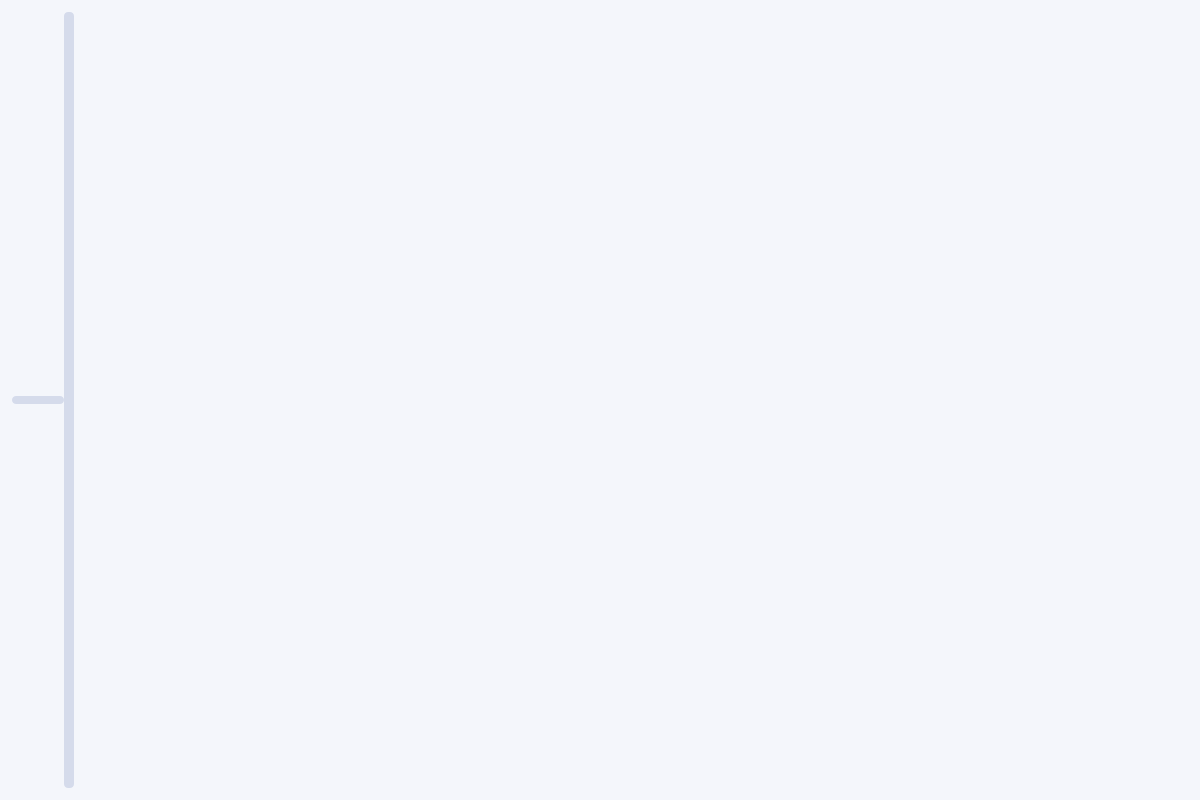
Before: the Qt Designer form xrdataviewer/ui/main_window.ui in jemurrayPhD/XRDataViewer, drawn with Qt 5.
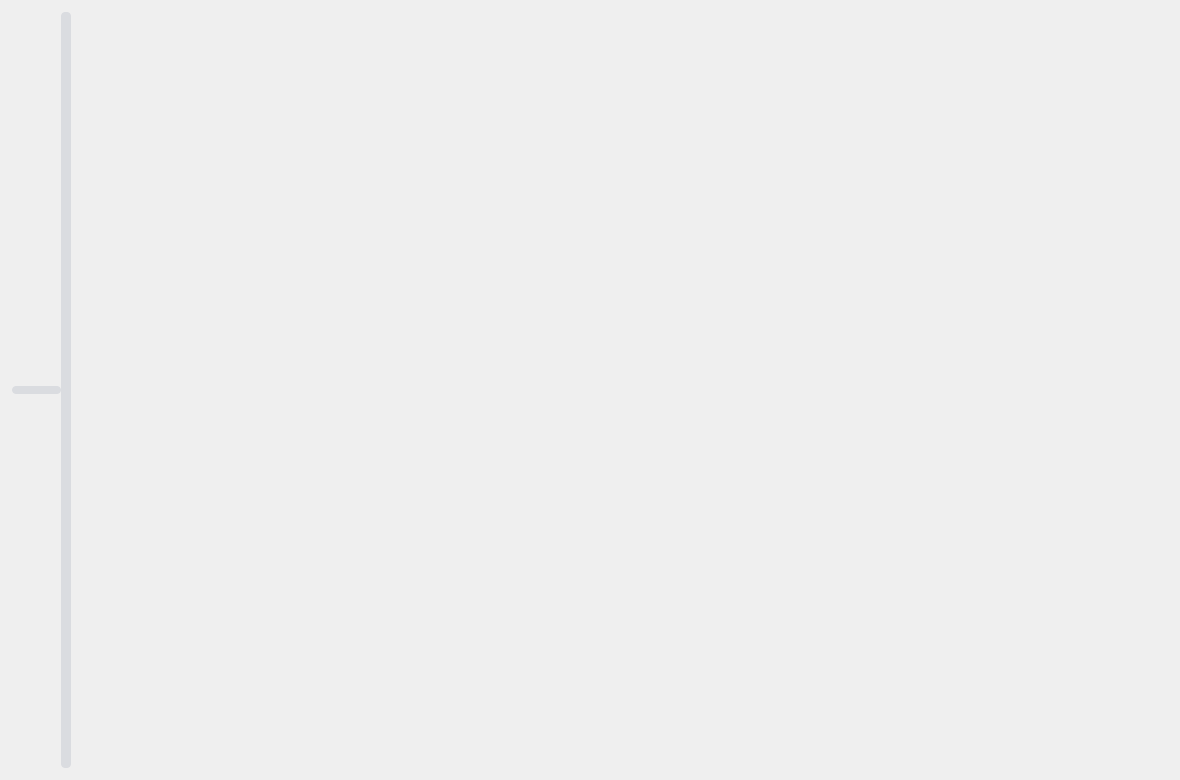
After: the same form once the commit is applied. Icons and pictures are not drawn.

Commit message: Refine UI styling and sizing

```diff
--- a/xrdataviewer/ui/main_window.ui
+++ b/xrdataviewer/ui/main_window.ui
@@ -6,97 +6,128 @@
    <rect>
     <x>0</x>
     <y>0</y>
-    <width>1200</width>
-    <height>800</height>
+    <width>1180</width>
+    <height>780</height>
    </rect>
   </property>
   <property name="styleSheet">
    <string notr="true"><![CDATA[
 QWidget {
-    font-family: 'Segoe UI', 'Inter', 'Noto Sans', sans-serif;
-    font-size: 11pt;
-    color: #1f2430;
+    font-family: 'Segoe UI', 'Roboto', 'Noto Sans', sans-serif;
+    font-size: 10.5pt;
+    color: #202124;
 }
-QWidget, QMainWindow, QDialog {
-    background-color: #f4f6fb;
+QMainWindow, QDialog {
+    background-color: #f1f3f4;
+}
+QMenuBar {
+    background: #3c4043;
+    color: #f8f9fa;
+    padding: 4px 8px;
+    border-bottom: 1px solid #2b2f33;
+}
+QMenuBar::item {
+    background: transparent;
+    padding: 4px 12px;
+    border-radius: 6px;
+}
+QMenuBar::item:selected {
+    background: rgba(255, 255, 255, 0.12);
+}
+QMenu {
+    background: #ffffff;
+    color: #202124;
+    border: 1px solid #dadce0;
+    border-radius: 8px;
+    padding: 6px 0;
+}
+QMenu::item {
+    padding: 6px 20px;
+}
+QMenu::item:selected {
+    background: rgba(26, 115, 232, 0.12);
+    color: #174ea6;
 }
 QSplitter::handle:horizontal, QSplitter::handle:vertical {
-    background: #d5dbeb;
+    background: #dadce0;
     border-radius: 4px;
 }
 QSplitter::handle:horizontal:hover, QSplitter::handle:vertical:hover {
     background: #b9c2dd;
 }
 QTabWidget::pane {
-    border: 1px solid #d1d7e6;
-    border-radius: 8px;
-    padding: 6px;
+    border: 1px solid #dadce0;
+    border-radius: 10px;
+    padding: 8px;
     background: #ffffff;
 }
 QTabBar::tab {
-    background: #e6eaf5;
-    border: 1px solid #d1d7e6;
+    background: #eef1f6;
+    border: 1px solid #dadce0;
     border-bottom: none;
-    border-top-left-radius: 8px;
-    border-top-right-radius: 8px;
-    padding: 8px 14px;
+    border-top-left-radius: 10px;
+    border-top-right-radius: 10px;
+    padding: 8px 16px;
     margin-right: 6px;
-    color: #4a5568;
+    color: #5f6368;
+    font-weight: 500;
 }
 QTabBar::tab:selected {
     background: #ffffff;
-    color: #1f2430;
-    border-color: #4057d4;
+    color: #202124;
+    border-color: #1a73e8;
+    font-weight: 600;
 }
 QTabBar::tab:hover {
     background: #f2f4fb;
 }
 QFrame[modernSection="true"] {
     background: #ffffff;
-    border: 1px solid #d1d7e6;
-    border-radius: 12px;
-    padding: 8px 12px;
+    border: 1px solid #e0e3eb;
+    border-radius: 14px;
+    padding: 10px 14px;
 }
 QLabel[modernSectionTitle="true"] {
     font-size: 10pt;
     font-weight: 600;
-    color: #33415c;
+    color: #3c4043;
     padding-bottom: 4px;
 }
 QGroupBox {
-    border: 1px solid #d1d7e6;
-    border-radius: 10px;
+    border: 1px solid #e0e3eb;
+    border-radius: 12px;
     margin-top: 12px;
-    padding: 10px;
+    padding: 12px;
     background: #ffffff;
 }
 QGroupBox::title {
     subcontrol-origin: margin;
-    left: 16px;
-    padding: 0 8px;
-    color: #3a4b6c;
+    left: 18px;
+    padding: 0 6px;
+    color: #3c4043;
     font-weight: 600;
 }
 QTreeWidget, QListWidget, QTextEdit, QPlainTextEdit, QTableView, QLineEdit, QSpinBox, QDoubleSpinBox, QComboBox {
     background: #ffffff;
-    border: 1px solid #c5ccde;
+    border: 1px solid #d2d6dc;
     border-radius: 8px;
     padding: 4px 6px;
 }
 QTreeWidget::item:selected, QListWidget::item:selected {
-    background: #d9e1ff;
-    color: #1f2430;
+    background: rgba(26, 115, 232, 0.16);
+    color: #202124;
 }
 QPushButton, QToolButton {
-    background-color: #4f6bed;
+    background-color: #1a73e8;
     color: #ffffff;
     border: none;
     border-radius: 6px;
-    padding: 6px 14px;
+    padding: 6px 16px;
+    font-weight: 600;
 }
 QPushButton:disabled, QToolButton:disabled {
-    background-color: #a9b4d6;
-    color: #f5f6fb;
+    background-color: #aecbfa;
+    color: #e8eaed;
 }
 QPushButton:hover, QToolButton:hover {
     background-color: #637cf2;
@@ -106,8 +137,10 @@
 }
 QToolButton[headerAction="true"] {
     background: transparent;
-    color: #465575;
-    padding: 4px 8px;
+    color: #5f6368;
+    padding: 4px 10px;
+    border-radius: 6px;
+    font-weight: 500;
 }
 QToolButton[headerAction="true"]:hover {
     background: rgba(79, 107, 237, 0.12);
@@ -120,46 +153,78 @@
 }
 QDockWidget::title {
     text-align: center;
-    background: #e6ebf7;
-    border: 1px solid #d1d7e6;
-    border-radius: 8px 8px 0 0;
+    background: #eef1f6;
+    border: 1px solid #dadce0;
+    border-radius: 10px 10px 0 0;
     padding: 6px;
+    color: #3c4043;
+    font-weight: 600;
 }
 QHeaderView::section {
-    background: #e6ebf7;
+    background: #eef1f6;
     border: none;
     padding: 6px 10px;
     font-weight: 600;
-    color: #3a4b6c;
+    color: #3c4043;
 }
 QStatusBar {
-    background: #e6ebf7;
-    border-top: 1px solid #d1d7e6;
+    background: #eef1f6;
+    border-top: 1px solid #dadce0;
 }
 QWidget#datasetsPane {
     background: #ffffff;
-    border: 1px solid #d1d7e6;
-    border-radius: 16px;
+    border: 1px solid #dadce0;
+    border-radius: 18px;
 }
 QWidget#processingContainer {
     background: #ffffff;
-    border: 1px solid #d1d7e6;
-    border-radius: 16px;
+    border: 1px solid #dadce0;
+    border-radius: 18px;
 }
 QWidget#processingHeader {
-    border-bottom: 1px solid #e2e6f2;
-    background: qlineargradient(x1:0, y1:0, x2:0, y2:1, stop:0 #f6f8fd, stop:1 #eceff9);
-    border-top-left-radius: 16px;
-    border-top-right-radius: 16px;
+    border-bottom: 1px solid #e4e7ee;
+    background: qlineargradient(x1:0, y1:0, x2:0, y2:1, stop:0 #f8f9fa, stop:1 #eef1f6);
+    border-top-left-radius: 18px;
+    border-top-right-radius: 18px;
 }
 QWidget#processingContent {
-    border-bottom-left-radius: 16px;
-    border-bottom-right-radius: 16px;
+    border-bottom-left-radius: 18px;
+    border-bottom-right-radius: 18px;
 }
 QLabel#processingPlaceholder {
-    color: #5a6276;
+    color: #5f6368;
     padding: 16px;
 }
+QScrollBar:vertical {
+    width: 12px;
+    background: transparent;
+    margin: 2px;
+}
+QScrollBar::handle:vertical {
+    background: rgba(60, 64, 67, 0.28);
+    border-radius: 6px;
+}
+QScrollBar::handle:vertical:hover {
+    background: rgba(60, 64, 67, 0.4);
+}
+QScrollBar::add-line:vertical, QScrollBar::sub-line:vertical {
+    height: 0;
+}
+QScrollBar:horizontal {
+    height: 12px;
+    background: transparent;
+    margin: 2px;
+}
+QScrollBar::handle:horizontal {
+    background: rgba(60, 64, 67, 0.28);
+    border-radius: 6px;
+}
+QScrollBar::handle:horizontal:hover {
+    background: rgba(60, 64, 67, 0.4);
+}
+QScrollBar::add-line:horizontal, QScrollBar::sub-line:horizontal {
+    width: 0;
+}
    ]]></string>
   </property>
   <layout class="QVBoxLayout" name="outerLayout">
```
Left out of the diff: 12 changed lines with no effect on the pictures. The commit also changes 2 other files.
